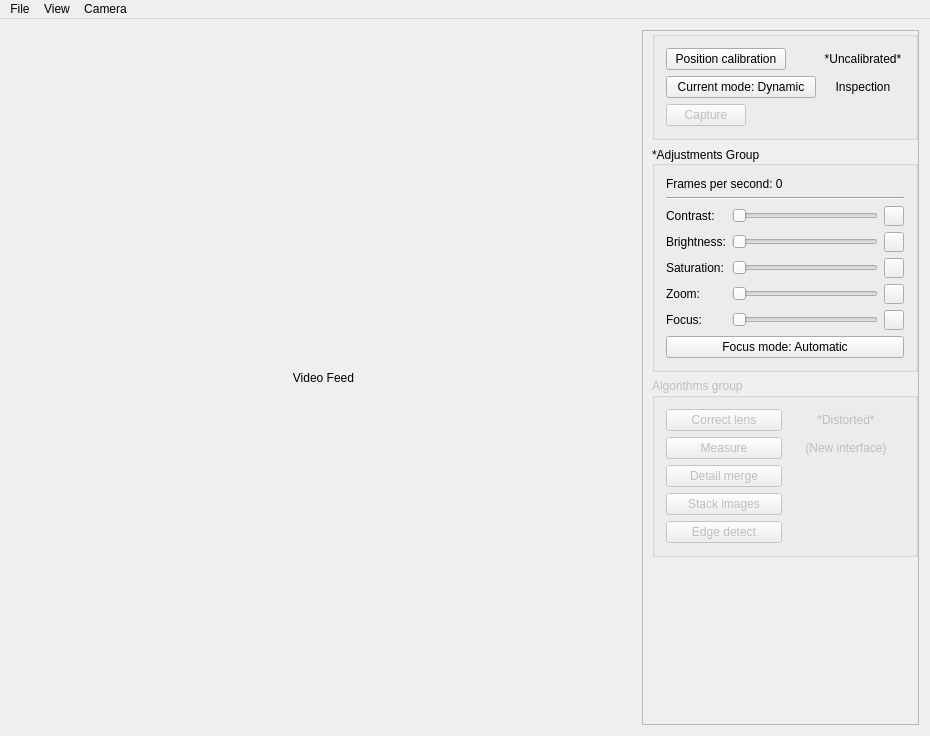
Old version of the form mainwindow.ui in the repository JustasBart/DigitalInspectionAndMeasurement.
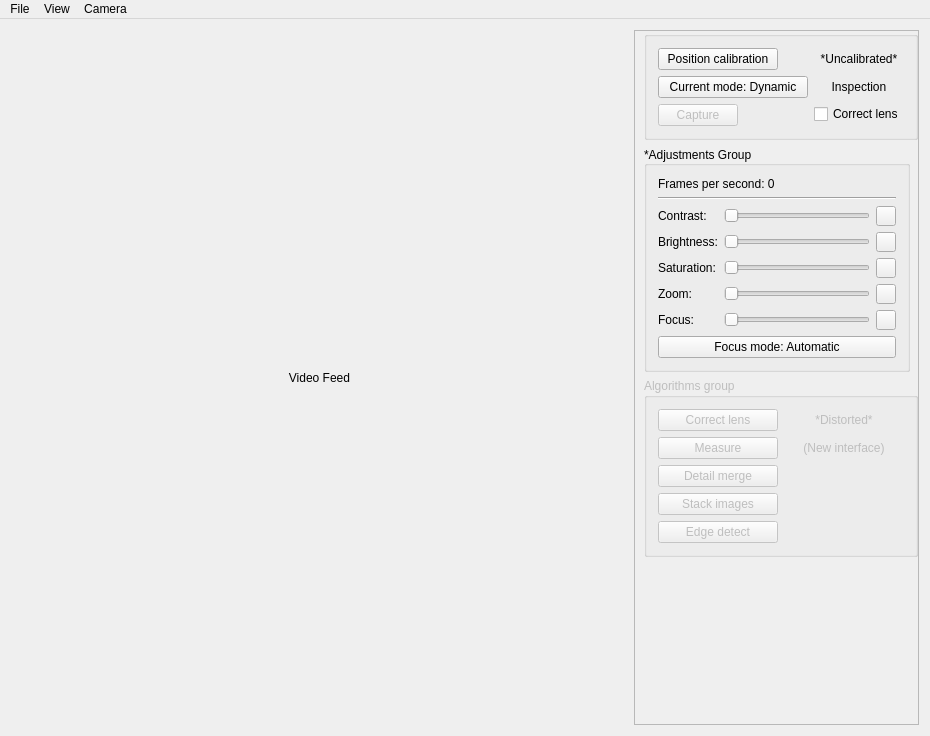
New version of the form.

What changed in the file:
```diff
--- a/mainwindow.ui
+++ b/mainwindow.ui
@@ -183,6 +183,13 @@
             </property>
            </widget>
           </item>
+          <item row="2" column="1">
+           <widget class="QCheckBox" name="lensCorrectioncheckBox">
+            <property name="text">
+             <string>Correct lens</string>
+            </property>
+           </widget>
+          </item>
          </layout>
         </widget>
        </item>
```
